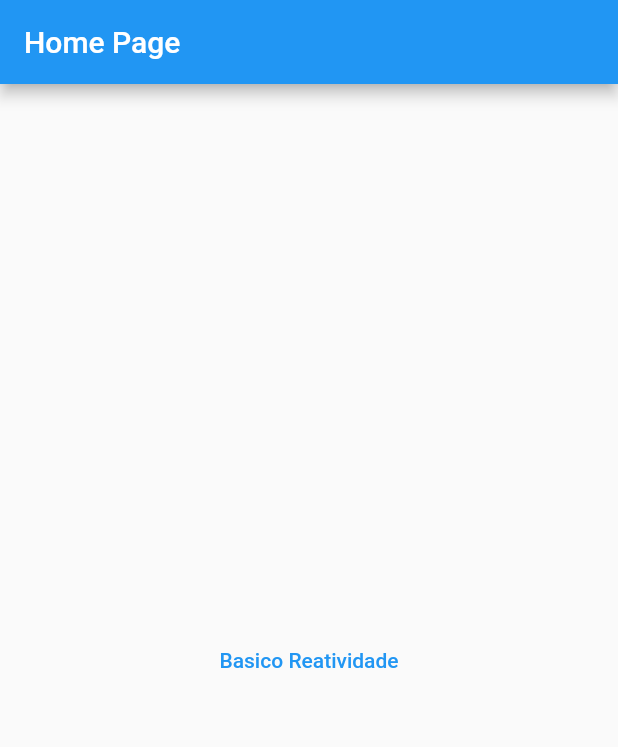
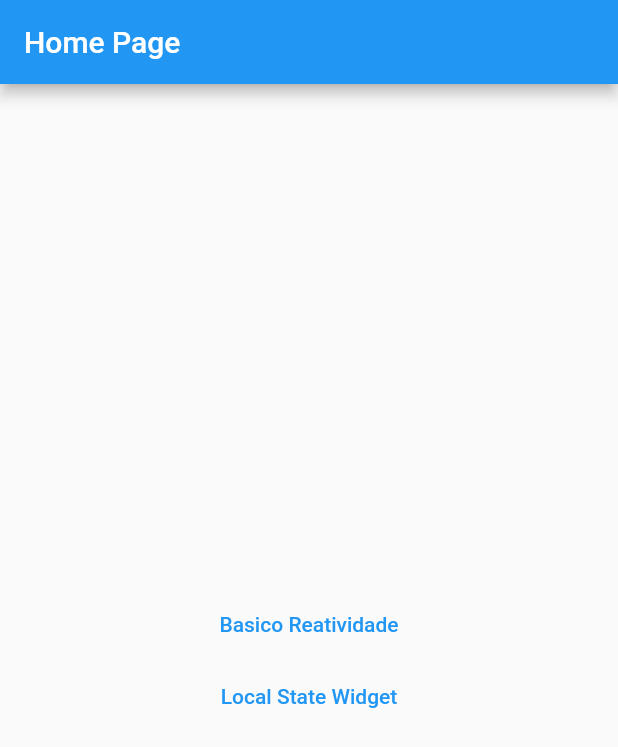
Before and after one commit to dariopmaciel/get_state_manager, a Flutter app: the screen it shows after launch, on a phone screen of 412 x 824 dp. Shown: the top 747 px of the screen. Run offline on Flutter 3.47's test engine with Material 3 defaults, Android fonts, the phone set to English and light mode, and no system bars; our stand-ins replace get.

```diff
--- a/lib/home_page.dart
+++ b/lib/home_page.dart
@@ -15,11 +15,15 @@ class HomePage extends StatelessWidget {
           mainAxisAlignment: MainAxisAlignment.center,
           children: [
             TextButton(
-              onPressed: () {
-                Get.toNamed('/basico');
-              },
-              child: const Text("Basico Reatividade"),
-            ),
+                onPressed: () {
+                  Get.toNamed('/basico');
+                },
+                child: const Text("Basico Reatividade")),
+            TextButton(
+                onPressed: () {
+                  Get.toNamed('/localStateWidget');
+                },
+                child: const Text("Local State Widget")),
           ],
         ),
       ),
--- a/lib/main.dart
+++ b/lib/main.dart
@@ -2,6 +2,7 @@ import 'package:flutter/material.dart';
 import 'package:get/get.dart';
 import 'package:get_state_manager/basico/reatividade_page.dart';
 import 'package:get_state_manager/home_page.dart';
+import 'package:get_state_manager/local_state_widget/local_state_widget.dart';
 
 void main() {
   runApp(const MyApp());
@@ -14,12 +15,14 @@ class MyApp extends StatelessWidget {
     return GetMaterialApp(
       title: 'Flutter Demo',
       theme: ThemeData(
-        primaryColor: Colors.blue,
+        // primaryColor: Colors.blue,
+        primarySwatch: Colors.blue,
         useMaterial3: false,
       ),
       getPages: [
         GetPage(name: '/', page: () => const HomePage()),
-        GetPage(name: '/basico', page: () =>  ReatividadePage()),
+        GetPage(name: '/basico', page: () => ReatividadePage()),
+        GetPage(name: '/localStateWidget', page: () => const LocalStateWidget()),
       ],
     );
   }
```
Also changed, not shown: lib/local_state_widget/local_state_widget.dart (added, +67 -0 lines).
